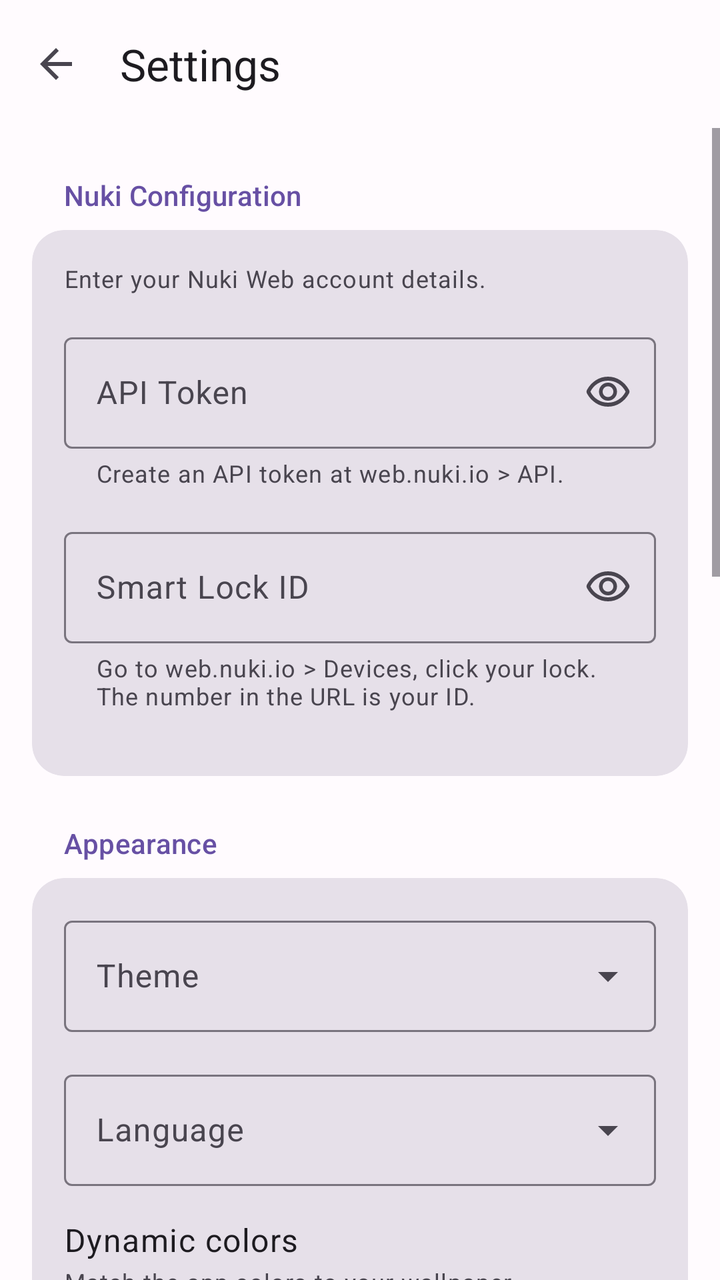
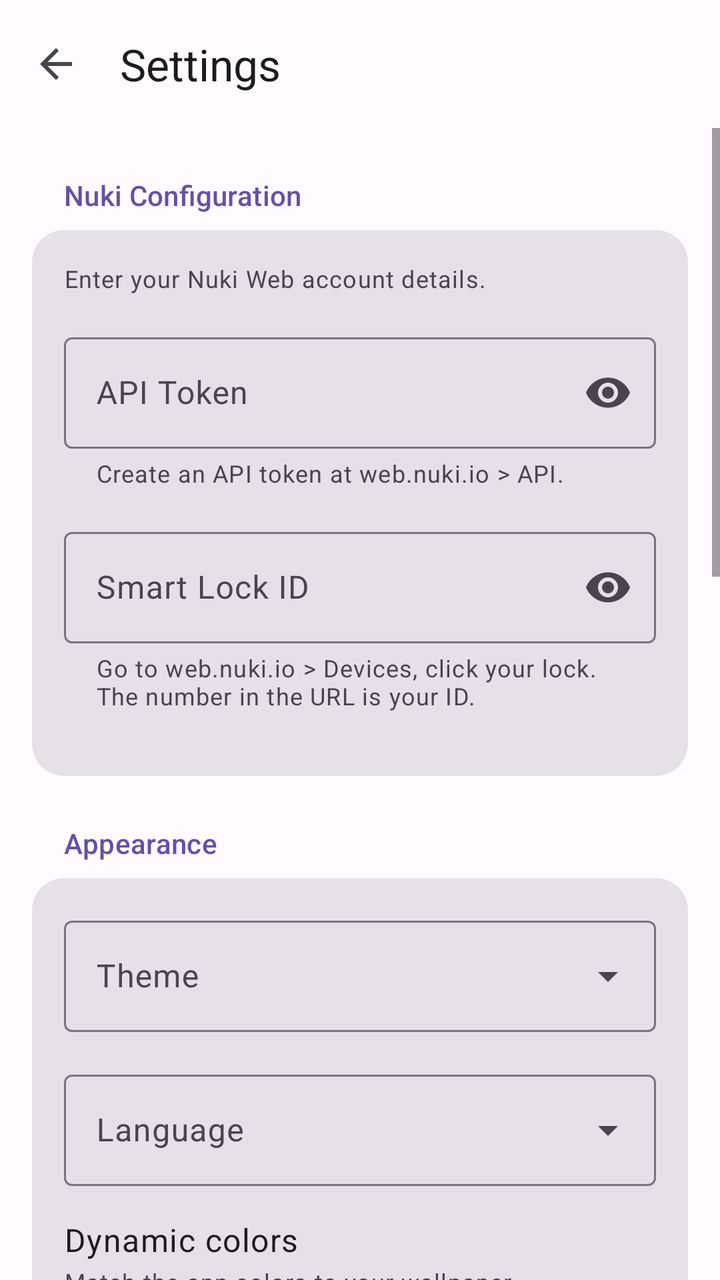

Compare the two renders of this Android layout. The source of the first and the diff that turns it into the second are given below.
<!-- AndroidManifest.xml: application theme Theme.NuKeyAuto -->
<!-- res/layout/activity_settings.xml -->
<?xml version="1.0" encoding="utf-8"?>
<LinearLayout xmlns:android="http://schemas.android.com/apk/res/android"
    xmlns:app="http://schemas.android.com/apk/res-auto"
    android:layout_width="match_parent"
    android:layout_height="match_parent"
    android:orientation="vertical"
>

    <com.google.android.material.appbar.AppBarLayout
        android:layout_width="match_parent"
        android:layout_height="wrap_content"
    >

        <com.google.android.material.appbar.MaterialToolbar
            android:id="@+id/toolbarSettings"
            android:layout_width="match_parent"
            android:layout_height="?attr/actionBarSize"
            app:title="@string/settings_title"
            app:navigationIcon="?attr/homeAsUpIndicator" />

    </com.google.android.material.appbar.AppBarLayout>

    <ScrollView
        android:layout_width="match_parent"
        android:layout_height="match_parent"
        android:fillViewport="true">

        <LinearLayout
            android:layout_width="match_parent"
            android:layout_height="wrap_content"
            android:orientation="vertical"
            android:paddingHorizontal="16dp"
            android:paddingTop="8dp"
            android:paddingBottom="24dp">

            

            <TextView
                android:layout_width="match_parent"
                android:layout_height="wrap_content"
                android:text="@string/settings_config_title"
                android:textAppearance="?attr/textAppearanceLabelLarge"
                android:textColor="?attr/colorPrimary"
                android:paddingHorizontal="16dp"
                android:paddingTop="16dp"
                android:paddingBottom="8dp" />

            <com.google.android.material.card.MaterialCardView
                android:layout_width="match_parent"
                android:layout_height="wrap_content"
                style="@style/Widget.Material3.CardView.Filled"
                app:cardCornerRadius="16dp"
                android:layout_marginBottom="16dp">

                <LinearLayout
                    android:layout_width="match_parent"
                    android:layout_height="wrap_content"
                    android:orientation="vertical"
                    android:padding="16dp">

                    <TextView
                        android:layout_width="match_parent"
                        android:layout_height="wrap_content"
                        android:text="@string/settings_subtitle"
                        android:textAppearance="?attr/textAppearanceBodySmall"
                        android:textColor="?attr/colorOnSurfaceVariant"
                        android:layout_marginBottom="16dp" />

                    <com.google.android.material.textfield.TextInputLayout
                        android:layout_width="match_parent"
                        android:layout_height="wrap_content"
                        android:hint="@string/hint_api_token"
                        app:helperTextEnabled="true"
                        app:helperText="@string/helper_api_token"
                        app:endIconMode="password_toggle"
                        app:endIconDrawable="@drawable/ic_visibility"
                        style="@style/Widget.Material3.TextInputLayout.OutlinedBox"
                        android:layout_marginBottom="16dp">

                        <com.google.android.material.textfield.TextInputEditText
                            android:id="@+id/etToken"
                            android:layout_width="match_parent"
                            android:layout_height="wrap_content"
                            android:inputType="textPassword"
                            android:maxLines="1" />
                    </com.google.android.material.textfield.TextInputLayout>

                    <com.google.android.material.textfield.TextInputLayout
                        android:layout_width="match_parent"
                        android:layout_height="wrap_content"
                        android:hint="@string/hint_smartlock_id"
                        app:helperTextEnabled="true"
                        app:helperText="@string/helper_smartlock_id"
                        app:endIconMode="password_toggle"
                        app:endIconDrawable="@drawable/ic_visibility"
                        style="@style/Widget.Material3.TextInputLayout.OutlinedBox"
                        android:layout_marginBottom="16dp">

                        <com.google.android.material.textfield.TextInputEditText
                            android:id="@+id/etId"
                            android:layout_width="match_parent"
                            android:layout_height="wrap_content"
                            android:inputType="numberPassword"
                            android:maxLines="1" />
                    </com.google.android.material.textfield.TextInputLayout>

                </LinearLayout>

            </com.google.android.material.card.MaterialCardView>

            

            <TextView
                android:layout_width="match_parent"
                android:layout_height="wrap_content"
                android:text="@string/settings_appearance_title"
                android:textAppearance="?attr/textAppearanceLabelLarge"
                android:textColor="?attr/colorPrimary"
                android:paddingHorizontal="16dp"
                android:paddingTop="8dp"
                android:paddingBottom="8dp" />

            <com.google.android.material.card.MaterialCardView
                android:layout_width="match_parent"
                android:layout_height="wrap_content"
                style="@style/Widget.Material3.CardView.Filled"
                app:cardCornerRadius="16dp"
                android:layout_marginBottom="16dp">

                <LinearLayout
                    android:layout_width="match_parent"
                    android:layout_height="wrap_content"
                    android:orientation="vertical"
                    android:padding="16dp">

                    
                    <com.google.android.material.textfield.TextInputLayout
                        android:id="@+id/tilTheme"
                        android:layout_width="match_parent"
                        android:layout_height="wrap_content"
                        android:hint="@string/settings_theme_title"
                        style="@style/Widget.Material3.TextInputLayout.OutlinedBox.ExposedDropdownMenu"
                        android:layout_marginBottom="16dp">

                        <AutoCompleteTextView
                            android:id="@+id/actvTheme"
                            android:layout_width="match_parent"
                            android:layout_height="wrap_content"
                            android:inputType="none"
                            android:focusable="false" />

                    </com.google.android.material.textfield.TextInputLayout>

                    
                    <com.google.android.material.textfield.TextInputLayout
                        android:id="@+id/tilLanguage"
                        android:layout_width="match_parent"
                        android:layout_height="wrap_content"
                        android:hint="@string/settings_language_title"
                        style="@style/Widget.Material3.TextInputLayout.OutlinedBox.ExposedDropdownMenu"
                        android:layout_marginBottom="16dp">

                        <AutoCompleteTextView
                            android:id="@+id/actvLanguage"
                            android:layout_width="match_parent"
                            android:layout_height="wrap_content"
                            android:inputType="none"
                            android:focusable="false" />

                    </com.google.android.material.textfield.TextInputLayout>

                    
                    <LinearLayout
                        android:layout_width="match_parent"
                        android:layout_height="wrap_content"
                        android:orientation="horizontal"
                        android:gravity="center_vertical"
                        android:minHeight="56dp">

                        <LinearLayout
                            android:layout_width="0dp"
                            android:layout_height="wrap_content"
                            android:layout_weight="1"
                            android:orientation="vertical"
                            android:layout_marginEnd="16dp">

                            <TextView
                                android:layout_width="match_parent"
                                android:layout_height="wrap_content"
                                android:text="@string/settings_dynamic_colors_title"
                                android:textAppearance="?attr/textAppearanceBodyLarge" />

                            <TextView
                                android:layout_width="match_parent"
                                android:layout_height="wrap_content"
                                android:text="@string/settings_dynamic_colors_summary"
                                android:textAppearance="?attr/textAppearanceBodySmall"
                                android:textColor="?attr/colorOnSurfaceVariant"
                                android:layout_marginTop="2dp" />

                        </LinearLayout>

                        <com.google.android.material.materialswitch.MaterialSwitch
                            android:id="@+id/switchDynamicColors"
                            android:layout_width="wrap_content"
                            android:layout_height="wrap_content" />

                    </LinearLayout>

                </LinearLayout>

            </com.google.android.material.card.MaterialCardView>

            

            <TextView
                android:layout_width="match_parent"
                android:layout_height="wrap_content"
                android:text="@string/settings_behavior_title"
                android:textAppearance="?attr/textAppearanceLabelLarge"
                android:textColor="?attr/colorPrimary"
                android:paddingHorizontal="16dp"
                android:paddingTop="8dp"
                android:paddingBottom="8dp" />

            <com.google.android.material.card.MaterialCardView
                android:layout_width="match_parent"
                android:layout_height="wrap_content"
                style="@style/Widget.Material3.CardView.Filled"
                app:cardCornerRadius="16dp"
                android:layout_marginBottom="16dp">

                <LinearLayout
                    android:layout_width="match_parent"
                    android:layout_height="wrap_content"
                    android:orientation="vertical"
                    android:padding="16dp">

                    
                    <LinearLayout
                        android:layout_width="match_parent"
                        android:layout_height="wrap_content"
                        android:orientation="horizontal"
                        android:gravity="center_vertical"
                        android:minHeight="56dp"
                        android:layout_marginBottom="16dp">

                        <LinearLayout
                            android:layout_width="0dp"
                            android:layout_height="wrap_content"
                            android:layout_weight="1"
                            android:orientation="vertical"
                            android:layout_marginEnd="16dp">

                            <TextView
                                android:layout_width="match_parent"
                                android:layout_height="wrap_content"
                                android:text="@string/settings_confirm_title"
                                android:textAppearance="?attr/textAppearanceBodyLarge" />

                            <TextView
                                android:layout_width="match_parent"
                                android:layout_height="wrap_content"
                                android:text="@string/settings_confirm_summary"
                                android:textAppearance="?attr/textAppearanceBodySmall"
                                android:textColor="?attr/colorOnSurfaceVariant"
                                android:layout_marginTop="2dp" />

                        </LinearLayout>

                        <com.google.android.material.materialswitch.MaterialSwitch
                            android:id="@+id/switchConfirm"
                            android:layout_width="wrap_content"
                            android:layout_height="wrap_content" />

                    </LinearLayout>

                    
                    <TextView
                        android:layout_width="match_parent"
                        android:layout_height="wrap_content"
                        android:text="@string/settings_delay_title"
                        android:textAppearance="?attr/textAppearanceBodyLarge" />

                    <TextView
                        android:layout_width="match_parent"
                        android:layout_height="wrap_content"
                        android:text="@string/settings_delay_summary"
                        android:textAppearance="?attr/textAppearanceBodySmall"
                        android:textColor="?attr/colorOnSurfaceVariant"
                        android:layout_marginTop="2dp"
                        android:layout_marginBottom="8dp" />

                    <LinearLayout
                        android:layout_width="match_parent"
                        android:layout_height="wrap_content"
                        android:orientation="horizontal"
                        android:gravity="center_vertical">

                        <com.google.android.material.slider.Slider
                            android:id="@+id/sliderDelay"
                            android:layout_width="0dp"
                            android:layout_height="wrap_content"
                            android:layout_weight="1"
                            android:valueFrom="0"
                            android:valueTo="10"
                            android:stepSize="1"
                            android:contentDescription="@string/settings_delay_title" />

                        <TextView
                            android:id="@+id/tvDelayValue"
                            android:layout_width="72dp"
                            android:layout_height="wrap_content"
                            android:textAppearance="?attr/textAppearanceLabelLarge"
                            android:gravity="center" />

                    </LinearLayout>

                </LinearLayout>

            </com.google.android.material.card.MaterialCardView>

            

            <TextView
                android:layout_width="match_parent"
                android:layout_height="wrap_content"
                android:text="@string/settings_about_title"
                android:textAppearance="?attr/textAppearanceLabelLarge"
                android:textColor="?attr/colorPrimary"
                android:paddingHorizontal="16dp"
                android:paddingTop="8dp"
                android:paddingBottom="8dp" />

            <com.google.android.material.card.MaterialCardView
                android:layout_width="match_parent"
                android:layout_height="wrap_content"
                style="@style/Widget.Material3.CardView.Filled"
                app:cardCornerRadius="16dp"
                android:layout_marginBottom="16dp">

                <LinearLayout
                    android:layout_width="match_parent"
                    android:layout_height="wrap_content"
                    android:orientation="vertical"
                    android:paddingVertical="8dp">

                    <TextView
                        android:layout_width="match_parent"
                        android:layout_height="wrap_content"
                        android:text="@string/settings_about_description"
                        android:textAppearance="?attr/textAppearanceBodyMedium"
                        android:textColor="?attr/colorOnSurfaceVariant"
                        android:paddingHorizontal="16dp"
                        android:paddingTop="4dp"
                        android:paddingBottom="12dp" />

                    <com.google.android.material.button.MaterialButton
                        android:id="@+id/btnRate"
                        style="@style/Widget.Material3.Button.TextButton"
                        android:layout_width="match_parent"
                        android:layout_height="wrap_content"
                        android:paddingHorizontal="16dp"
                        android:text="@string/settings_rate"
                        android:gravity="start|center_vertical"
                        app:icon="@drawable/ic_star"
                        app:iconGravity="start" />

                    <com.google.android.material.button.MaterialButton
                        android:id="@+id/btnFeedback"
                        style="@style/Widget.Material3.Button.TextButton"
                        android:layout_width="match_parent"
                        android:layout_height="wrap_content"
                        android:paddingHorizontal="16dp"
                        android:text="@string/settings_feedback"
                        android:gravity="start|center_vertical"
                        app:icon="@drawable/ic_feedback"
                        app:iconGravity="start" />

                    <com.google.android.material.button.MaterialButton
                        android:id="@+id/btnShare"
                        style="@style/Widget.Material3.Button.TextButton"
                        android:layout_width="match_parent"
                        android:layout_height="wrap_content"
                        android:paddingHorizontal="16dp"
                        android:text="@string/settings_share"
                        android:gravity="start|center_vertical"
                        app:icon="@drawable/ic_share"
                        app:iconGravity="start" />

                </LinearLayout>

            </com.google.android.material.card.MaterialCardView>

            

            <TextView
                android:layout_width="match_parent"
                android:layout_height="wrap_content"
                android:text="@string/support_title"
                android:textAppearance="?attr/textAppearanceLabelLarge"
                android:textColor="?attr/colorPrimary"
                android:paddingHorizontal="16dp"
                android:paddingTop="8dp"
                android:paddingBottom="8dp" />

            <com.google.android.material.card.MaterialCardView
                android:layout_width="match_parent"
                android:layout_height="wrap_content"
                style="@style/Widget.Material3.CardView.Filled"
                app:cardCornerRadius="16dp"
                android:layout_marginBottom="16dp">

                <LinearLayout
                    android:layout_width="match_parent"
                    android:layout_height="wrap_content"
                    android:orientation="vertical"
                    android:padding="16dp">

                    <TextView
                        android:layout_width="match_parent"
                        android:layout_height="wrap_content"
                        android:text="@string/support_subtitle"
                        android:textAppearance="?attr/textAppearanceBodySmall"
                        android:textColor="?attr/colorOnSurfaceVariant"
                        android:layout_marginBottom="16dp" />

                    
                    <com.google.android.material.card.MaterialCardView
                        android:id="@+id/cardSupporter"
                        android:layout_width="match_parent"
                        android:layout_height="wrap_content"
                        android:layout_marginBottom="16dp"
                        android:visibility="gone"
                        style="@style/Widget.Material3.CardView.Outlined">

                        <LinearLayout
                            android:layout_width="match_parent"
                            android:layout_height="wrap_content"
                            android:orientation="horizontal"
                            android:gravity="center_vertical"
                            android:padding="16dp">

                            <ImageView
                                android:layout_width="24dp"
                                android:layout_height="24dp"
                                android:src="@drawable/ic_star_shine"
                                android:importantForAccessibility="no" />

                            <LinearLayout
                                android:layout_width="0dp"
                                android:layout_height="wrap_content"
                                android:layout_weight="1"
                                android:orientation="vertical"
                                android:layout_marginStart="12dp">

                                <TextView
                                    android:id="@+id/tvSupporterLabel"
                                    android:layout_width="wrap_content"
                                    android:layout_height="wrap_content"
                                    android:text="@string/supporter_status_label"
                                    android:textAppearance="?attr/textAppearanceTitleSmall"
                                    android:textColor="?attr/colorPrimary" />

                                <TextView
                                    android:id="@+id/tvDonationCount"
                                    android:layout_width="wrap_content"
                                    android:layout_height="wrap_content"
                                    android:textAppearance="?attr/textAppearanceBodySmall"
                                    android:textColor="?attr/colorOnSurfaceVariant" />

                            </LinearLayout>

                        </LinearLayout>

                    </com.google.android.material.card.MaterialCardView>

                    <LinearLayout
                        android:id="@+id/supportButtonsContainer"
                        android:layout_width="match_parent"
                        android:layout_height="wrap_content"
                        android:orientation="vertical" />

                    <TextView
                        android:id="@+id/tvSupportUnavailable"
                        android:layout_width="match_parent"
                        android:layout_height="wrap_content"
                        android:text="@string/support_unavailable"
                        android:textAppearance="?attr/textAppearanceBodySmall"
                        android:textColor="?attr/colorOnSurfaceVariant"
                        android:gravity="center"
                        android:visibility="gone" />

                </LinearLayout>

            </com.google.android.material.card.MaterialCardView>

            
            <com.google.android.material.button.MaterialButton
                android:id="@+id/btnSave"
                android:layout_width="match_parent"
                android:layout_height="56dp"
                android:text="@string/btn_save_settings"
                app:cornerRadius="28dp"
                android:layout_marginTop="8dp"
                android:layout_marginBottom="16dp" />

            
            <TextView
                android:id="@+id/tvVersion"
                android:layout_width="match_parent"
                android:layout_height="wrap_content"
                android:textAppearance="?attr/textAppearanceLabelSmall"
                android:textColor="?attr/colorOnSurfaceVariant"
                android:gravity="center" />

        </LinearLayout>
    </ScrollView>

</LinearLayout>
<!-- resources referenced by this layout -->
<resources>
  <!-- drawable ic_visibility (drawable) -->
  <vector xmlns:android="http://schemas.android.com/apk/res/android"
      android:width="24dp"
      android:height="24dp"
      android:viewportWidth="960"
      android:viewportHeight="960">
    <path
        android:pathData="M607.5,587.5Q660,535 660,460t-52.5,-127.5Q555,280 480,280t-127.5,52.5Q300,385 300,460t52.5,127.5Q405,640 480,640t127.5,-52.5ZM403.5,536.5Q372,505 372,460t31.5,-76.5Q435,352 480,352t76.5,31.5Q588,415 588,460t-31.5,76.5Q525,568 480,568t-76.5,-31.5ZM235.5,688Q125,616 61,498q-5,-9 -7.5,-18.5T51,460q0,-10 2.5,-19.5T61,422q64,-118 174.5,-190T480,160q134,0 244.5,72T899,422q5,9 7.5,18.5T909,460q0,10 -2.5,19.5T899,498q-64,118 -174.5,190T480,760q-134,0 -244.5,-72ZM480,460ZM687.5,620.5Q782,561 832,460q-50,-101 -144.5,-160.5T480,240q-113,0 -207.5,59.5T128,460q50,101 144.5,160.5T480,680q113,0 207.5,-59.5Z"
        android:fillColor="#e3e3e3"/>
  </vector>
  <string name="btn_save_settings">Save Settings</string>
  <string name="hint_api_token">API Token</string>
  <string name="hint_smartlock_id">Smart Lock ID</string>
  <string name="settings_about_title">About</string>
  <string name="settings_appearance_title">Appearance</string>
  <string name="settings_behavior_title">Behavior</string>
  <string name="settings_config_title">Nuki Configuration</string>
  <string name="settings_confirm_title">Confirm actions</string>
  <string name="settings_delay_title">Door open delay</string>
  <string name="settings_dynamic_colors_title">Dynamic colors</string>
  <string name="settings_feedback">Send feedback</string>
  <string name="settings_language_title">Language</string>
  <string name="settings_rate">Rate on Google Play</string>
  <string name="settings_share">Share app</string>
  <string name="settings_subtitle">Enter your Nuki Web account details.</string>
  <string name="settings_theme_title">Theme</string>
  <string name="settings_title">Settings</string>
  <string name="support_title">Support the developer</string>
  <string name="supporter_status_label">You are a supporter!</string>
  <color name="md_light_primary">#6750A4</color>
  <color name="md_light_onPrimary">#FFFFFF</color>
  <color name="md_light_primaryContainer">#EADDFF</color>
  <color name="md_light_onPrimaryContainer">#21005D</color>
  <color name="md_light_inversePrimary">#D0BCFF</color>
  <color name="md_light_secondary">#625B71</color>
  <color name="md_light_onSecondary">#FFFFFF</color>
  <color name="md_light_secondaryContainer">#E8DEF8</color>
  <color name="md_light_onSecondaryContainer">#1D192B</color>
  <color name="md_light_tertiary">#7D5260</color>
  <color name="md_light_onTertiary">#FFFFFF</color>
  <color name="md_light_tertiaryContainer">#FFD8E4</color>
  <color name="md_light_onTertiaryContainer">#31111D</color>
  <color name="md_light_error">#B3261E</color>
  <color name="md_light_onError">#FFFFFF</color>
  <color name="md_light_errorContainer">#F9DEDC</color>
  <color name="md_light_onErrorContainer">#410E0B</color>
  <color name="md_light_background">#FFFBFE</color>
  <color name="md_light_onBackground">#1C1B1F</color>
  <color name="md_light_surface">#FFFBFE</color>
  <color name="md_light_onSurface">#1C1B1F</color>
  <color name="md_light_surfaceVariant">#E7E0EC</color>
  <color name="md_light_onSurfaceVariant">#49454F</color>
  <color name="md_light_inverseSurface">#313033</color>
  <color name="md_light_inverseOnSurface">#F4EFF4</color>
  <color name="md_light_surfaceDim">#DED8E1</color>
  <color name="md_light_surfaceBright">#FFFBFE</color>
  <color name="md_light_surfaceContainerLowest">#FFFFFF</color>
  <color name="md_light_surfaceContainerLow">#F7F2FA</color>
  <color name="md_light_surfaceContainer">#F3EDF7</color>
  <color name="md_light_surfaceContainerHigh">#ECE6F0</color>
  <color name="md_light_surfaceContainerHighest">#E6E0E9</color>
  <color name="md_light_outline">#79747E</color>
  <color name="md_light_outlineVariant">#CAC4D0</color>
  <color name="md_light_scrim">#000000</color>
  <!-- unchanged entries left out for length: 14 -->
</resources>

<!-- the commit's change to res/layout/activity_settings.xml (unified diff, before → after) -->
@@ -73,7 +73,7 @@
                         app:helperTextEnabled="true"
                         app:helperText="@string/helper_api_token"
                         app:endIconMode="password_toggle"
-                        app:endIconDrawable="@drawable/ic_visibility"
+
                         style="@style/Widget.Material3.TextInputLayout.OutlinedBox"
                         android:layout_marginBottom="16dp">
 
@@ -92,7 +92,7 @@
                         app:helperTextEnabled="true"
                         app:helperText="@string/helper_smartlock_id"
                         app:endIconMode="password_toggle"
-                        app:endIconDrawable="@drawable/ic_visibility"
+
                         style="@style/Widget.Material3.TextInputLayout.OutlinedBox"
                         android:layout_marginBottom="16dp">
 
<!-- resource entries referenced after the edit -->
@@ -1,15 +1,5 @@
 <!-- resources referenced by this layout -->
 <resources>
-  <!-- drawable ic_visibility (drawable) -->
-  <vector xmlns:android="http://schemas.android.com/apk/res/android"
-      android:width="24dp"
-      android:height="24dp"
-      android:viewportWidth="960"
-      android:viewportHeight="960">
-    <path
-        android:pathData="M607.5,587.5Q660,535 660,460t-52.5,-127.5Q555,280 480,280t-127.5,52.5Q300,385 300,460t52.5,127.5Q405,640 480,640t127.5,-52.5ZM403.5,536.5Q372,505 372,460t31.5,-76.5Q435,352 480,352t76.5,31.5Q588,415 588,460t-31.5,76.5Q525,568 480,568t-76.5,-31.5ZM235.5,688Q125,616 61,498q-5,-9 -7.5,-18.5T51,460q0,-10 2.5,-19.5T61,422q64,-118 174.5,-190T480,160q134,0 244.5,72T899,422q5,9 7.5,18.5T909,460q0,10 -2.5,19.5T899,498q-64,118 -174.5,190T480,760q-134,0 -244.5,-72ZM480,460ZM687.5,620.5Q782,561 832,460q-50,-101 -144.5,-160.5T480,240q-113,0 -207.5,59.5T128,460q50,101 144.5,160.5T480,680q113,0 207.5,-59.5Z"
-        android:fillColor="#e3e3e3"/>
-  </vector>
   <string name="btn_save_settings">Save Settings</string>
   <string name="hint_api_token">API Token</string>
   <string name="hint_smartlock_id">Smart Lock ID</string>
